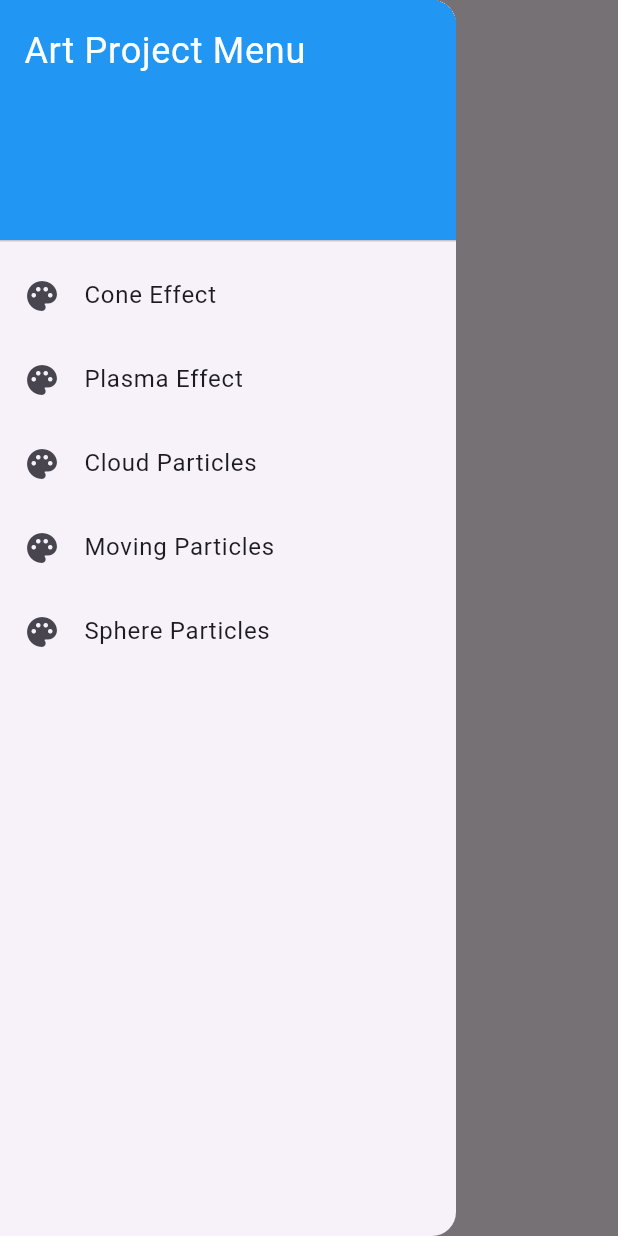
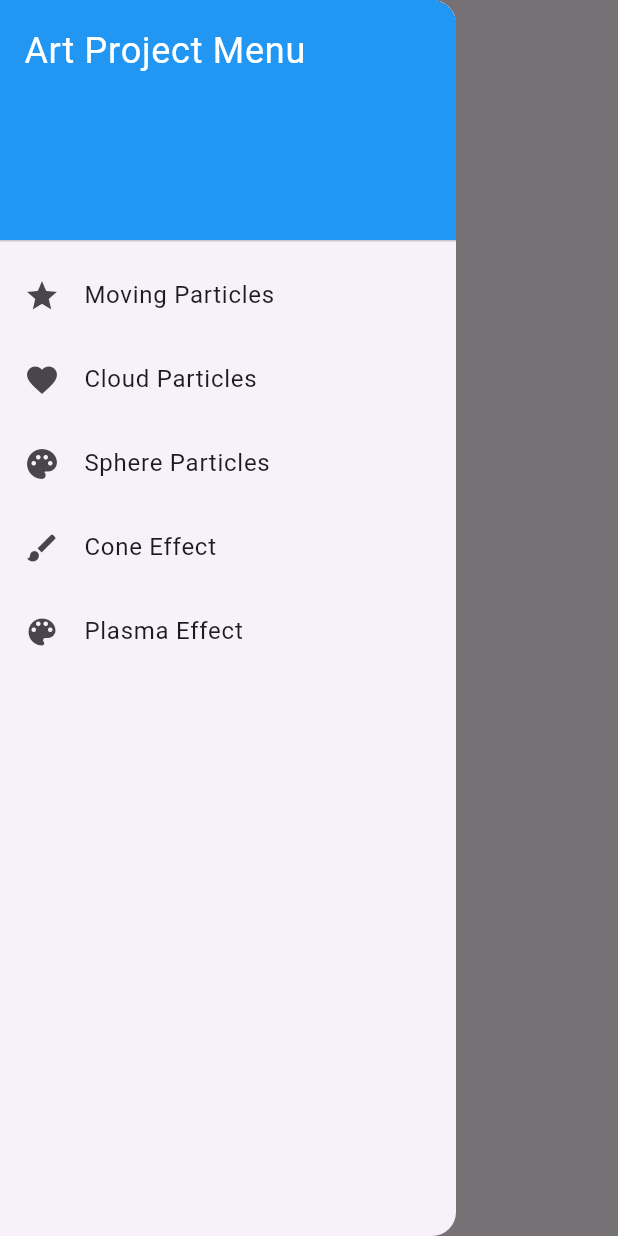
Before and after one commit to jamescardona11/flutter_art_project, a Flutter app: the screen it shows after launch, with the side drawer open, on a phone screen of 412 x 824 dp. Run offline on Flutter 3.47's test engine with Material 3 defaults, Android fonts, the phone set to English and light mode, and no system bars; missing offline and left inert: fast_noise.

```diff
--- a/analysis_options.yaml
+++ b/analysis_options.yaml
@@ -1,19 +1,28 @@
-include: package:lint/analysis_options.yaml
+# This file configures the analyzer, which statically analyzes Dart code to
+# check for errors, warnings, and lints.
+#
+# The issues identified by the analyzer are surfaced in the UI of Dart-enabled
+# IDEs (https://dart.dev/tools#ides-and-editors). The analyzer can also be
+# invoked from the command line by running `flutter analyze`.
+
+# The following line activates a set of recommended lints for Flutter apps,
+# packages, and plugins designed to encourage good coding practices.
+include: package:flutter_lints/flutter.yaml
 
 linter:
-    rules:
-      prefer_const_constructors: true
-      sort_pub_dependencies: false
-      constant_identifier_names: false
-      avoid_positional_boolean_parameters: false
-      prefer_initializing_formals: false
-      use_setters_to_change_properties: false
-      sort_unnamed_constructors_first: false
+  # The lint rules applied to this project can be customized in the
+  # section below to disable rules from the `package:flutter_lints/flutter.yaml`
+  # included above or to enable additional rules. A list of all available lints
+  # and their documentation is published at https://dart.dev/lints.
+  #
+  # Instead of disabling a lint rule for the entire project in the
+  # section below, it can also be suppressed for a single line of code
+  # or a specific dart file by using the `// ignore: name_of_lint` and
+  # `// ignore_for_file: name_of_lint` syntax on the line or in the file
+  # producing the lint.
+  rules:
+    # avoid_print: false  # Uncomment to disable the `avoid_print` rule
+    # prefer_single_quotes: true  # Uncomment to enable the `prefer_single_quotes` rule
 
-
-
-analyzer:
-  exclude:
-    - "**/*.gr.dart"
-    - "**/*.g.dart"
-    - "**/*.freezed.dart"
+# Additional information about this file can be found at
+# https://dart.dev/guides/language/analysis-options
--- a/lib/main.dart
+++ b/lib/main.dart
@@ -1,3 +1,4 @@
+import 'package:collection/collection.dart';
 import 'package:flutter/material.dart';
 import 'package:flutter_art_project/pages/effect/cone_effect_view.dart';
 
@@ -30,11 +31,11 @@ class HomeWidget extends StatefulWidget {
 
 class _HomeWidgetState extends State<HomeWidget> {
   final Map<String, Widget> items = {
+    'Moving Particles': const MovingParticlesView(),
+    'Cloud Particles': const CloudParticlesView(),
+    'Sphere Particles': const SphereParticlesView(),
     'Cone Effect': const ConeEffectView(),
     'Plasma Effect': const PlasmaEffectView(),
-    'Cloud Particles': const CloudParticlesView(),
-    'Moving Particles': const MovingParticlesView(),
-    'Sphere Particles': const SphereParticlesView(),
   };
 
   String _currentPage = 'Effect Section';
@@ -43,7 +44,7 @@ class _HomeWidgetState extends State<HomeWidget> {
   Widget build(BuildContext context) {
     return Scaffold(
       appBar: AppBar(
-        title: const Text('My art project'),
+        title: const Text('Flutter Art Project'),
       ),
       drawer: Drawer(
         child: ListView(
@@ -61,9 +62,9 @@ class _HomeWidgetState extends State<HomeWidget> {
                 ),
               ),
             ),
-            for (var item in items.entries)
-              ListTile(
-                leading: const Icon(Icons.palette),
+            ...items.entries.mapIndexed((index, item) {
+              return ListTile(
+                leading: Icon(getRandomIcon(index)),
                 title: Text(item.key),
                 onTap: () {
                   setState(() {
@@ -71,13 +72,59 @@ class _HomeWidgetState extends State<HomeWidget> {
                   });
                   Navigator.pop(context);
                 },
-              ),
+              );
+            }),
           ],
         ),
       ),
       body: SafeArea(
-        child: items[_currentPage] ?? const SizedBox(),
+        child: FutureBuilder(
+          future: Future.delayed(const Duration(milliseconds: 500)),
+          builder: (context, snapshot) {
+            if (snapshot.connectionState == ConnectionState.waiting) {
+              return const Center(
+                child: CircularProgressIndicator(),
+              );
+            }
+            return items[_currentPage] ?? const SizedBox();
+          },
+        ),
       ),
     );
   }
+
+  IconData getRandomIcon(int index) {
+    final List<IconData> icons = [
+      Icons.star,
+      Icons.favorite,
+      Icons.palette,
+      Icons.brush,
+      Icons.color_lens,
+      Icons.auto_awesome,
+      Icons.bubble_chart,
+      Icons.blur_on,
+      Icons.gesture,
+      Icons.grain,
+      Icons.circle,
+      Icons.circle_outlined,
+      Icons.lens,
+      Icons.lens_blur,
+      Icons.blur_circular,
+      Icons.blur_linear,
+      Icons.waves,
+      Icons.water_drop,
+      Icons.light_mode,
+      Icons.brightness_7,
+      Icons.flare,
+      Icons.filter_drama,
+      Icons.filter_vintage,
+      Icons.scatter_plot,
+      Icons.motion_photos_on,
+      Icons.animation,
+      Icons.auto_fix_high,
+      Icons.diamond
+    ];
+
+    return icons[index % icons.length];
+  }
 }
--- a/pubspec.yaml
+++ b/pubspec.yaml
@@ -1,5 +1,5 @@
 name: flutter_art_project
-description: A new Flutter project.
+description: Flutter project to explore generative art techniques.
 publish_to: 'none' # Remove this line if you wish to publish to pub.dev
 
 version: 1.0.0+1
@@ -11,13 +11,13 @@ dependencies:
   flutter:
     sdk: flutter
   fast_noise: ^2.0.0
+  collection: ^1.18.0
 
 
 dev_dependencies:
   flutter_test:
     sdk: flutter
-
-
+  flutter_lints: ^5.0.0
 
 flutter:
   uses-material-design: true
```
